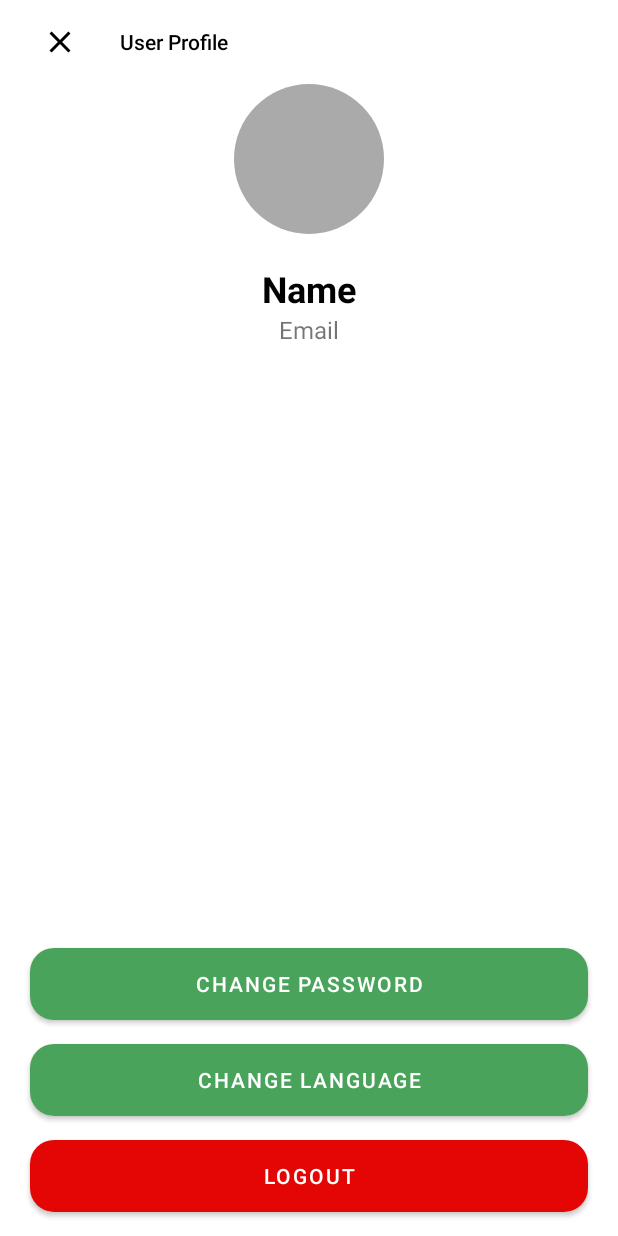
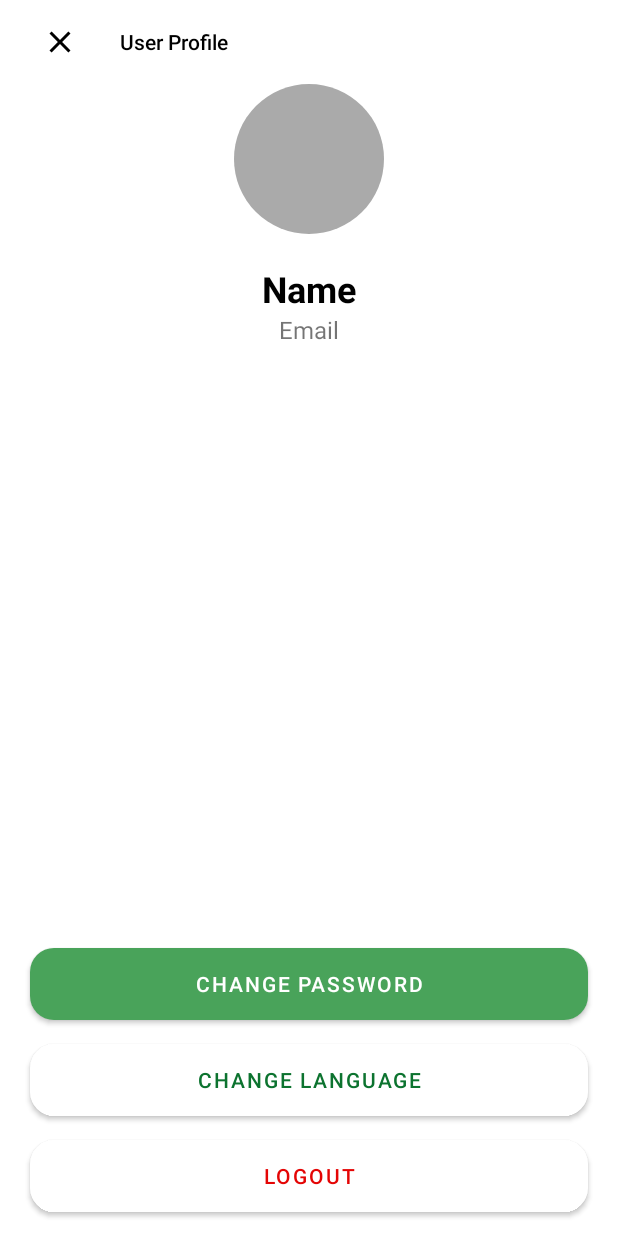
Before and after one commit to mumaralfajar/coursekai, an Android app: the layout activity_user.xml on its own in the app's theme, with its tools: preview values and no code run, on a phone screen of 412 x 824 dp. Run offline under Robolectric (Android 15) with nearby library versions, the phone set to English and light mode, and no system bars.

Commit message:
change button color

```diff
--- a/app/src/main/res/layout/activity_user.xml
+++ b/app/src/main/res/layout/activity_user.xml
@@ -112,8 +112,8 @@
                     android:layout_width="0dp"
                     android:layout_height="wrap_content"
                     android:text="@string/logout"
-                    android:textColor="@color/white"
-                    android:background="@drawable/bg_btn_logout"
+                    android:textColor="@color/red"
+                    android:background="@drawable/bg_btn_auth_white"
                     app:backgroundTint="@null"
                     android:layout_marginBottom="@dimen/normal_100"
                     android:layout_marginStart="@dimen/small_50"
@@ -127,8 +127,8 @@
                     android:layout_width="0dp"
                     android:layout_height="wrap_content"
                     android:text="@string/change_language"
-                    android:textColor="@color/white"
-                    android:background="@drawable/bg_btn_auth_primary"
+                    android:textColor="@color/colorPrimaryDark"
+                    android:background="@drawable/bg_btn_auth_white"
                     app:backgroundTint="@null"
                     android:layout_marginBottom="@dimen/normal_100"
                     android:layout_marginStart="@dimen/small_50"
```
